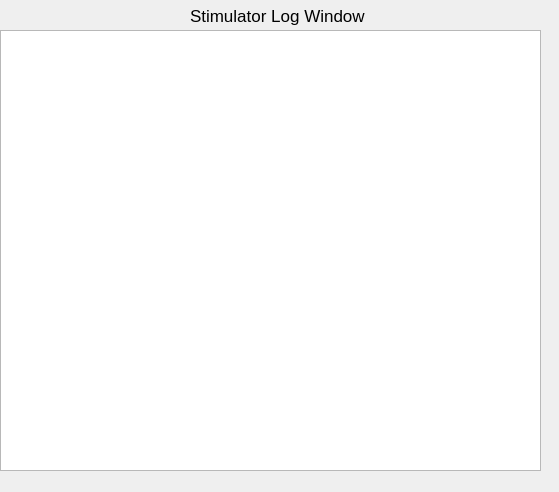
The window that POML060_v1/stimulatorlogwindow.ui (viniltc/POML060) describes before a commit, drawn with Qt 5.
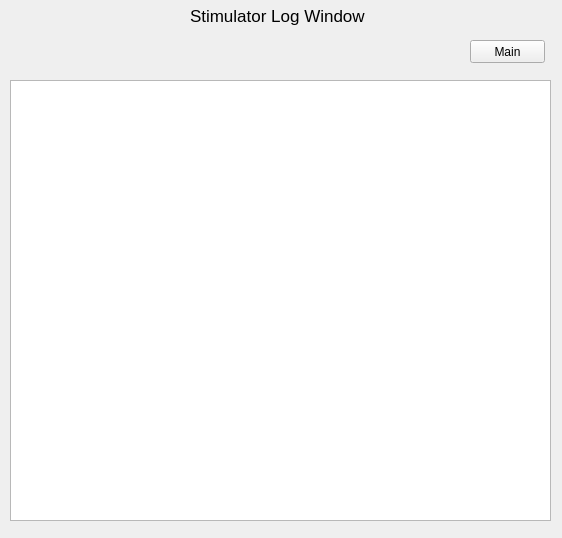
The same window after the commit.

```diff
--- a/POML060_v1/stimulatorlogwindow.ui
+++ b/POML060_v1/stimulatorlogwindow.ui
@@ -6,8 +6,8 @@
    <rect>
     <x>0</x>
     <y>0</y>
-    <width>559</width>
-    <height>492</height>
+    <width>562</width>
+    <height>538</height>
    </rect>
   </property>
   <property name="windowTitle">
@@ -16,8 +16,8 @@
   <widget class="QTextBrowser" name="textBrowser">
    <property name="geometry">
     <rect>
-     <x>0</x>
-     <y>30</y>
+     <x>10</x>
+     <y>80</y>
      <width>541</width>
      <height>441</height>
     </rect>
@@ -41,6 +41,19 @@
     <string>Stimulator Log Window</string>
    </property>
   </widget>
+  <widget class="QPushButton" name="pushButton">
+   <property name="geometry">
+    <rect>
+     <x>470</x>
+     <y>40</y>
+     <width>75</width>
+     <height>23</height>
+    </rect>
+   </property>
+   <property name="text">
+    <string>Main</string>
+   </property>
+  </widget>
  </widget>
  <resources/>
  <connections/>
```
